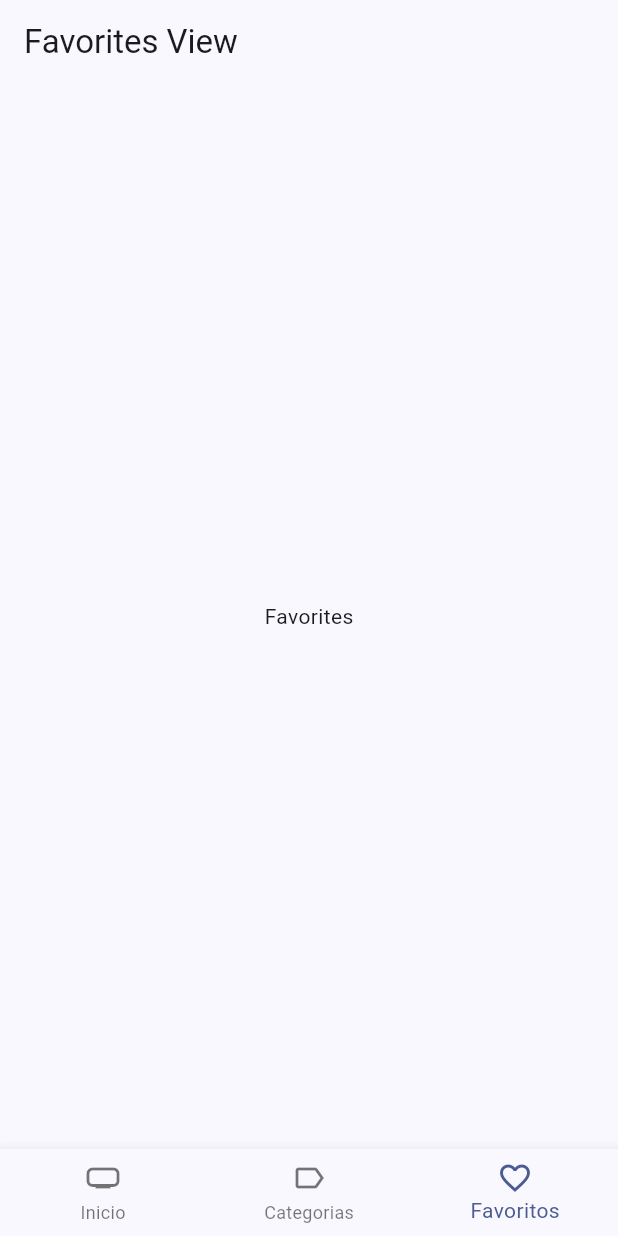
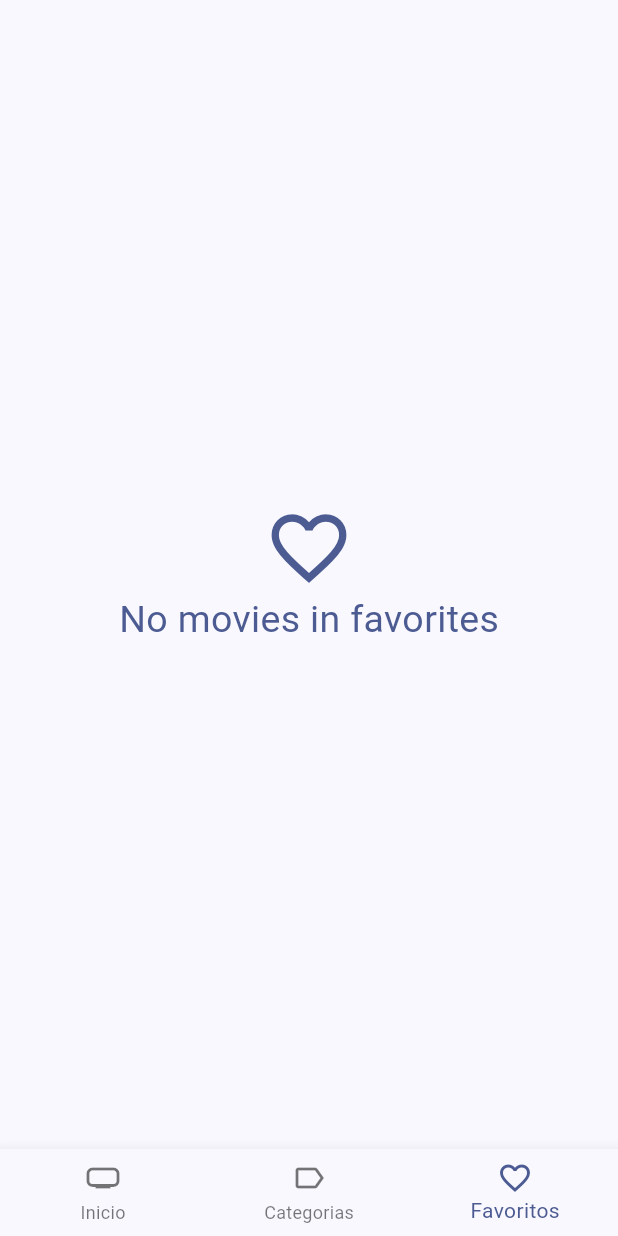
Before and after one commit to joelvill/cinema_app_course, a Flutter app: the screen it shows after launch, item 3 of the bottom bar chosen, on a phone screen of 412 x 824 dp. Run offline on Flutter 3.47's test engine with Material 3 defaults, Android fonts, the light colour scheme and no system bars; our stand-ins replace animate_do, card_swiper, dio, flutter_dotenv, flutter_riverpod, go_router and 1 more; accounts and stored records are empty; generated files the repository leaves out were written again; network calls fail.

Commit message:
terminada seccion favoritos

```diff
--- a/lib/presentation/providers/providers.dart
+++ b/lib/presentation/providers/providers.dart
@@ -6,3 +6,5 @@
 export 'movies/movies_repository_provider.dart';
 export 'movies/movies_slideshow_provider.dart';
 export 'search/search_movies_provider.dart';
+export 'storage/local_storage_provider.dart';
+export 'storage/favotire_movies_provider.dart';
--- /dev/null
+++ b/lib/presentation/providers/storage/favotire_movies_provider.dart
@@ -0,0 +1,55 @@
+import 'package:cinema_app_course/dominio/repositories/local_storage_repository.dart';
+import 'package:flutter_riverpod/flutter_riverpod.dart';
+
+import '../../../dominio/entities/movie.dart';
+import '../providers.dart';
+
+final favotireMoviesProvider =
+    StateNotifierProvider.autoDispose<StorageMoviesNotifier, Map<int, Movie>>(
+  (ref) {
+    final localStorageRepository = ref.watch(localStorageRepositoryProvider);
+
+    return StorageMoviesNotifier(
+      localStorageRepository: localStorageRepository,
+    );
+  },
+);
+
+class StorageMoviesNotifier extends StateNotifier<Map<int, Movie>> {
+  int page = 0;
+  final LocalStorageRepository localStorageRepository;
+
+  StorageMoviesNotifier({
+    required this.localStorageRepository,
+  }) : super({});
+
+  Future<List<Movie>> loadNextPage() async {
+    final movies = await localStorageRepository.loadMovies(
+      offset: page * 10,
+      limit: 20,
+    );
+    page++;
+
+    final tempMoviesMap = <int, Movie>{};
+
+    for (final movie in movies) {
+      tempMoviesMap[movie.id] = movie;
+    }
+
+    state = {...state, ...tempMoviesMap};
+
+    return movies;
+  }
+
+  Future<void> toggleFavorite(Movie movie) async {
+    await localStorageRepository.toggleFavorite(movie);
+    final bool isMovieInFavorites = state[movie.id] != null;
+
+    if (isMovieInFavorites) {
+      state.remove(movie.id);
+      state = {...state};
+    } else {
+      state = {...state, movie.id: movie};
+    }
+  }
+}
--- a/lib/presentation/screens/screens.dart
+++ b/lib/presentation/screens/screens.dart
@@ -1,2 +1,4 @@
 export 'movies/home_screen.dart';
 export 'movies/movie_screen.dart';
+export 'movies/movie_masonry.dart';
+export 'movies/movie_poster_link.dart';
--- a/lib/presentation/views/movies/favorites_view.dart
+++ b/lib/presentation/views/movies/favorites_view.dart
@@ -1,17 +1,66 @@
+import 'package:cinema_app_course/presentation/screens/screens.dart';
 import 'package:flutter/material.dart';
+import 'package:flutter_riverpod/flutter_riverpod.dart';
 
-class FavoritesView extends StatelessWidget {
+import '../../providers/providers.dart';
+
+class FavoritesView extends ConsumerStatefulWidget {
   const FavoritesView({super.key});
 
   @override
+  FavoritesViewState createState() => FavoritesViewState();
+}
+
+class FavoritesViewState extends ConsumerState<FavoritesView> {
+  bool isLoading = false;
+  bool isLastPage = false;
+
+  @override
+  void initState() {
+    // ref.read(favotireMoviesProvider.notifier).loadNextPage();
+    loadNextPage();
+    super.initState();
+  }
+
+  @override
   Widget build(BuildContext context) {
+    final favotireMovies = ref.watch(favotireMoviesProvider).values.toList();
+
+    if (favotireMovies.isEmpty) {
+      final colors = Theme.of(context).colorScheme;
+      return Center(
+          child: Column(
+        mainAxisAlignment: MainAxisAlignment.center,
+        crossAxisAlignment: CrossAxisAlignment.center,
+        children: [
+          Icon(Icons.favorite_outline_sharp, size: 60, color: colors.primary),
+          Text(
+            "No movies in favorites",
+            style: TextStyle(fontSize: 25, color: colors.primary),
+          ),
+        ],
+      ));
+    }
+
     return Scaffold(
       appBar: AppBar(
         title: const Text("Favorites View"),
       ),
-      body: const Center(
-        child: Text("Favorites"),
-      ),
+      body: MovieMasonry(movies: favotireMovies, loadNextPage: loadNextPage),
     );
   }
+
+  Future<void> loadNextPage() async {
+    if (isLoading || isLastPage) return;
+
+    isLoading = true;
+
+    final movies =
+        await ref.read(favotireMoviesProvider.notifier).loadNextPage();
+    isLoading = false;
+
+    if (movies.isEmpty) {
+      isLastPage = true;
+    }
+  }
 }
--- a/lib/presentation/widgets/shared/custom_appbar.dart
+++ b/lib/presentation/widgets/shared/custom_appbar.dart
@@ -29,7 +29,6 @@
               IconButton(
                 icon: const Icon(Icons.search),
                 onPressed: () {
-                  // TODO:
                   final searchMovies = ref.read(searchMoviesProvider);
                   final searchQuery = ref.read(searchQueryProvider);
 
@@ -44,7 +43,7 @@
                     ),
                   ).then((movie) {
                     if (movie != null) {
-                      context.push('/movie/${movie.id}');
+                      context.push('/home/0/movie/${movie.id}');
                     }
                   });
                 },
```
Also changed, not shown: lib/dominio/datasources/local_storage_datasources.dart (added, +9 -0 lines), lib/dominio/entities/movie.dart (+7 -0 lines), lib/dominio/repositories/local_storage_repository.dart (added, +9 -0 lines), lib/infrastructure/datasources/isar_datasource.dart (added, +62 -0 lines), lib/infrastructure/repositories/local_storage_repository_impl.dart (added, +24 -0 lines), lib/presentation/providers/storage/local_storage_provider.dart (added, +8 -0 lines), lib/presentation/screens/movies/movie_masonry.dart (added, +65 -0 lines), lib/presentation/screens/movies/movie_poster_link.dart (added, +26 -0 lines), lib/presentation/screens/movies/movie_screen.dart (+77 -17 lines), pubspec.yaml (+7 -1 lines), lib/dominio/entities/movie.g.dart (added), pubspec.lock, 16 other files.
